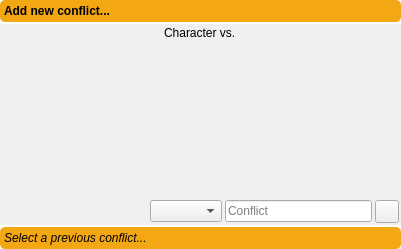
First picture: the form in ui/character_conflict_widget.ui, repository zkovari/plotlyst, before the edit.
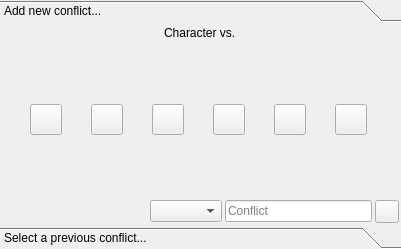
Second picture: the form after the edit.

Commit message: Add conflict-selector stylesheet

The edit to the form file:
```diff
--- a/ui/character_conflict_widget.ui
+++ b/ui/character_conflict_widget.ui
@@ -13,25 +13,6 @@
   <property name="windowTitle">
    <string>Frame</string>
   </property>
-  <property name="styleSheet">
-   <string notr="true">QToolBox::tab {
-                background: #f3a712;
-                border-radius: 5px;
-                color: black;
-                font: italic;
-
-                }
-
-                QToolBox::tab:selected {
-                font: bold;
-                color: black;
-                }
-
-                QToolBox {
-                background-color: white;
-                }
-            </string>
-  </property>
   <layout class="QHBoxLayout" name="horizontalLayout_3">
    <property name="spacing">
     <number>0</number>
@@ -102,21 +83,6 @@
        </item>
        <item>
         <widget class="QWidget" name="wdgSelectorParent" native="true">
-         <property name="styleSheet">
-          <string notr="true">QToolButton {
-	border-radius: 15px;
-	border: 1px hidden lightgrey;
-	padding: 2px;
-}
-
-QToolButton:hover {
-	background: lightgrey;
-}
-
-QToolButton:checked {
-	background: #fce4c9;
-}</string>
-         </property>
          <layout class="QHBoxLayout" name="horizontalLayout">
           <property name="spacing">
            <number>3</number>
```
Left out of the diff: 21 changed lines with no effect on the pictures. The commit also changes 2 other files.
